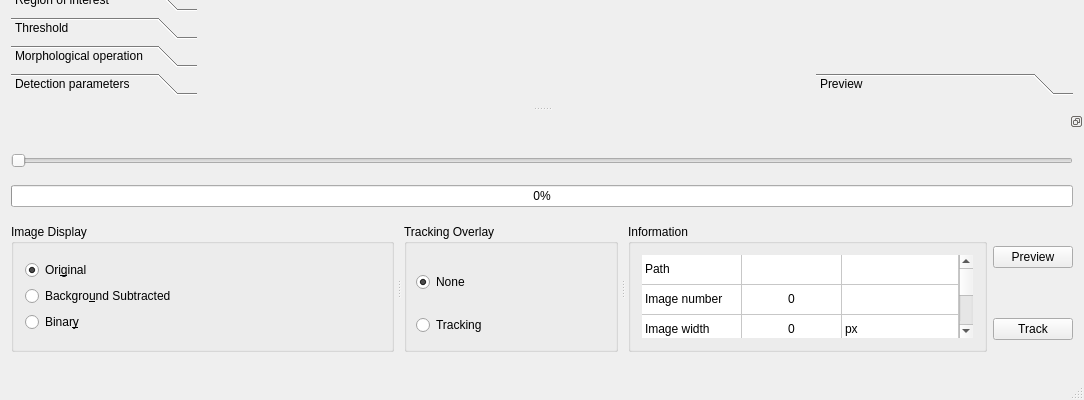
The window that src/interactive.ui (FastTrackOrg/FastTrack) describes before a commit, drawn with Qt 5; both pictures show x 0 to 1084 and y 566 to 966 of the 1084 by 966 pixel window.
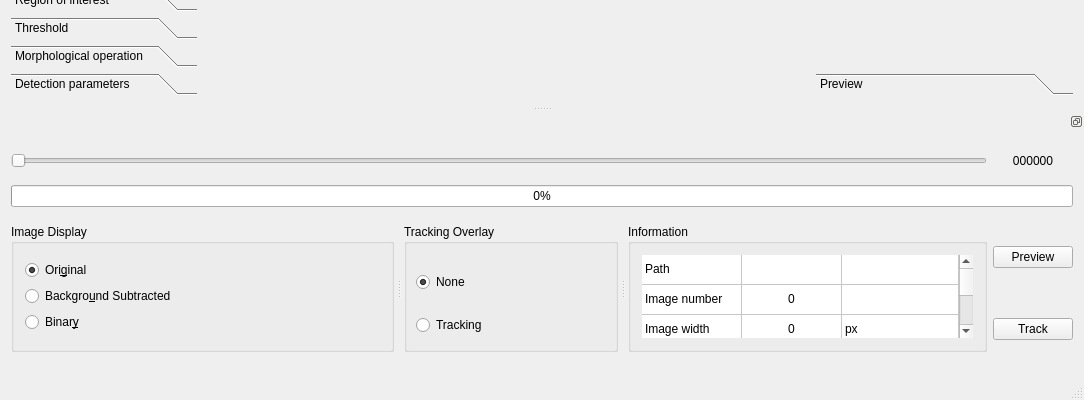
The same window after the commit.

Commit message: [feat] interactive: add image counter

The edit to the form file:
```diff
--- a/src/interactive.ui
+++ b/src/interactive.ui
@@ -852,6 +852,26 @@
    </attribute>
    <widget class="QWidget" name="dockWidgetContents_2">
     <layout class="QGridLayout" name="gridLayout_14">
+     <item row="0" column="0">
+      <widget class="QSlider" name="slider">
+       <property name="orientation">
+        <enum>Qt::Horizontal</enum>
+       </property>
+      </widget>
+     </item>
+     <item row="0" column="1">
+      <widget class="QLabel" name="replayNumber">
+       <property name="text">
+        <string>000000</string>
+       </property>
+       <property name="scaledContents">
+        <bool>false</bool>
+       </property>
+       <property name="alignment">
+        <set>Qt::AlignCenter</set>
+       </property>
+      </widget>
+     </item>
      <item row="2" column="0" rowspan="2">
       <widget class="QSplitter" name="splitter">
        <property name="sizePolicy">
@@ -1243,13 +1263,6 @@
        </property>
       </widget>
      </item>
-     <item row="0" column="0" colspan="2">
-      <widget class="QSlider" name="slider">
-       <property name="orientation">
-        <enum>Qt::Horizontal</enum>
-       </property>
-      </widget>
-     </item>
     </layout>
    </widget>
   </widget>
```
The commit also changes 2 other files.
